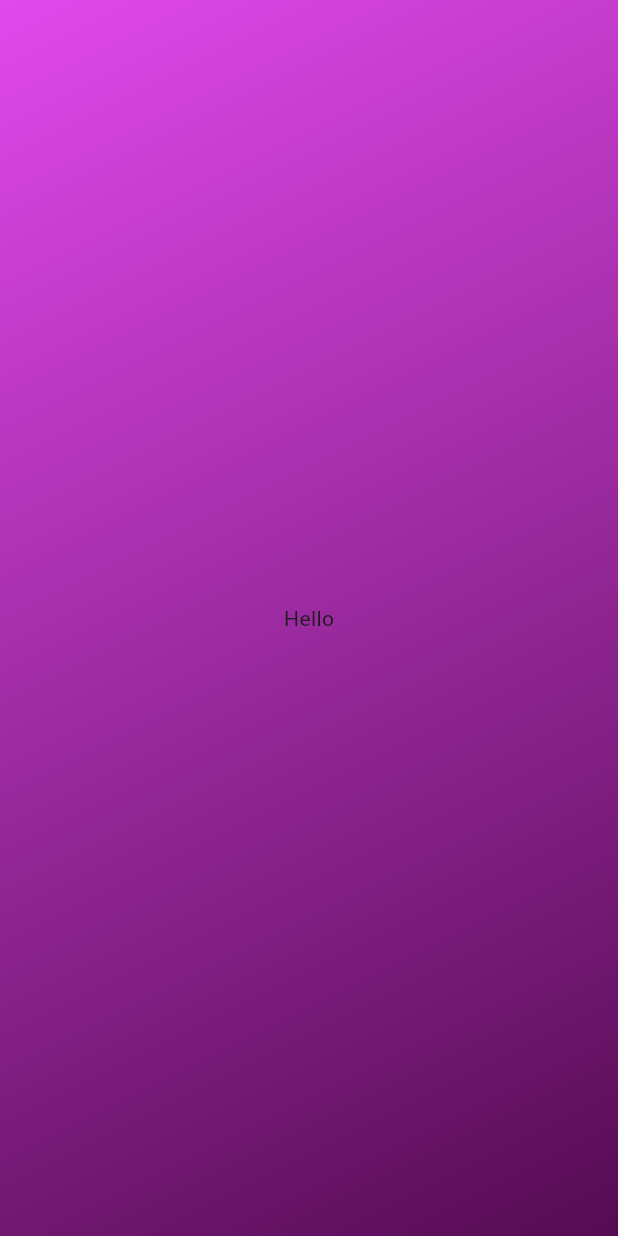
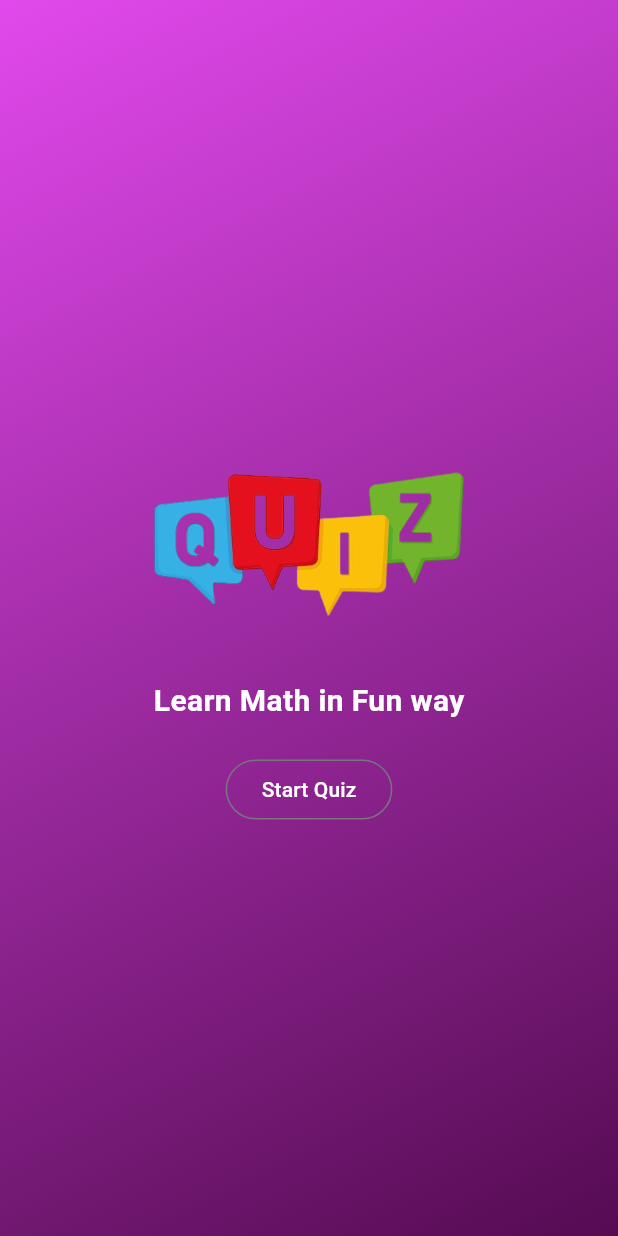
Before and after one commit to llatifah99/quiz-flutter, a Flutter app: the screen it shows after launch, on a phone screen of 412 x 824 dp. Run offline on Flutter 3.47's test engine with Material 3 defaults, Android fonts, the phone set to English and light mode, and no system bars.

Commit message:
start page

```diff
--- a/quiz/lib/start_screen.dart
+++ b/quiz/lib/start_screen.dart
@@ -5,6 +5,28 @@ class StartScreen extends StatelessWidget {
 
   @override
   Widget build(BuildContext context) {
-    return Center(child: Text("Hello"));
+    return Center(
+      child: Column(
+        mainAxisSize: MainAxisSize.min, // space sesuai kebutuhan children
+        children: [
+          Image.asset('assets/images/logo.png', width: 300),
+          SizedBox(height: 10),
+          Text(
+            "Learn Math in Fun way",
+            style: TextStyle(
+              fontSize: 20,
+              fontWeight: FontWeight.w600,
+              color: Colors.white,
+            ),
+          ),
+          SizedBox(height: 20),
+          OutlinedButton(
+            onPressed: () {},
+            style: OutlinedButton.styleFrom(foregroundColor: Colors.white),
+            child: Text("Start Quiz"),
+          ),
+        ],
+      ),
+    );
   }
 }
```
Also changed, not shown: quiz/pubspec.yaml (+3 -4 lines), quiz/assets/images/logo.png (added), 1 other file.
